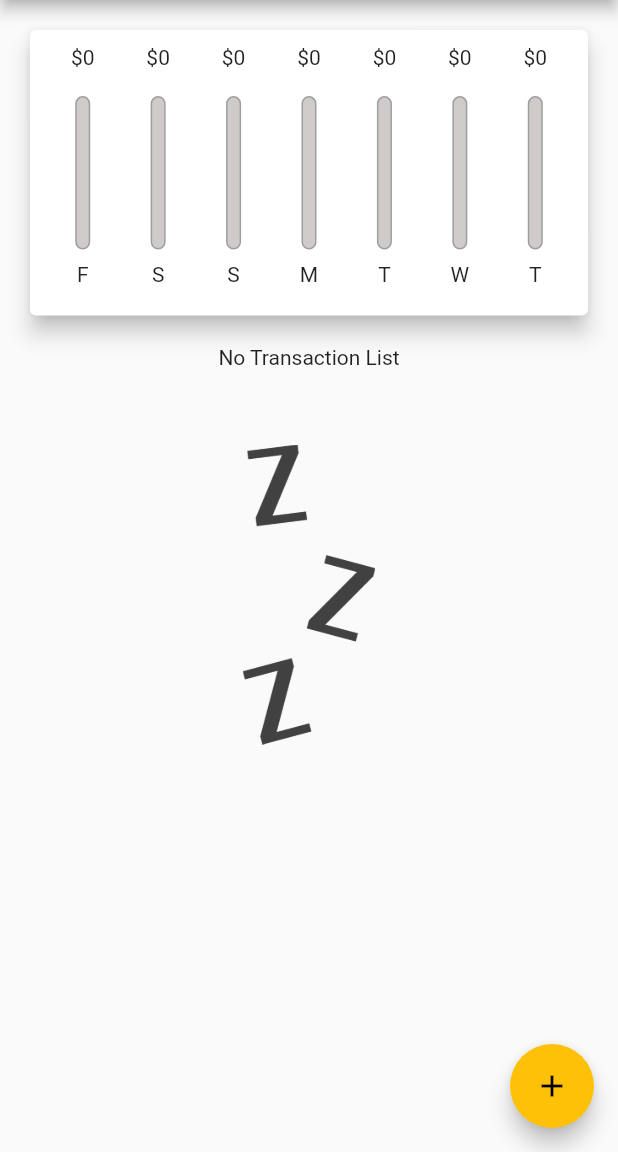
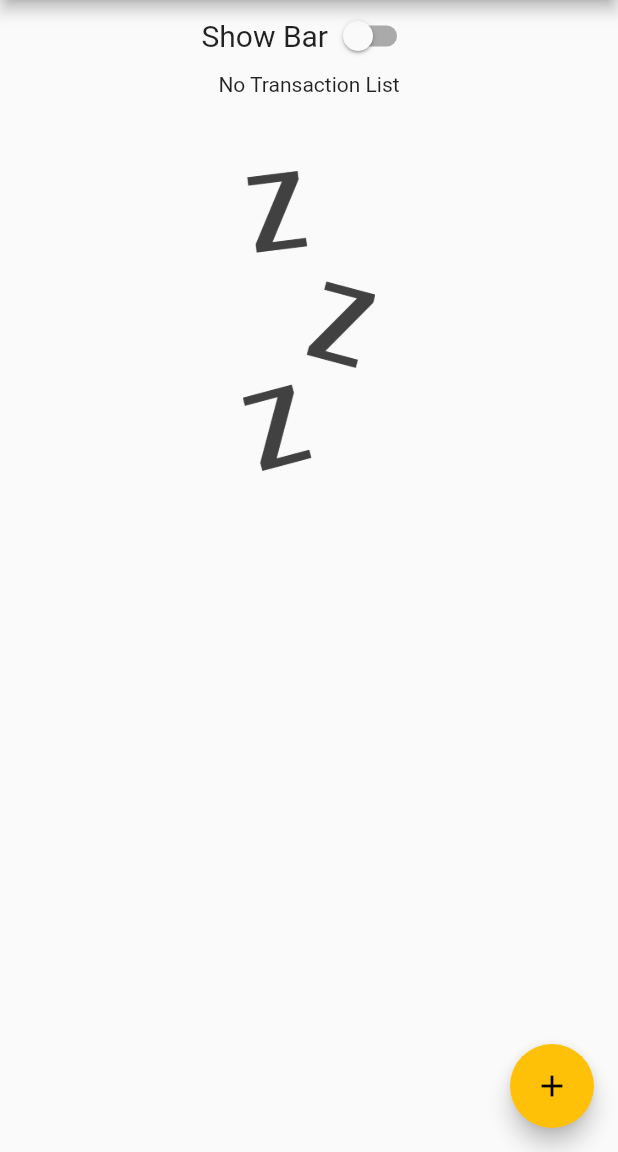
Before and after one commit to Jean-Lionel/flutter_budget_plan, a Flutter app: the screen it shows after launch, on a phone screen of 412 x 824 dp, the part 84-1236 px from its top. Run offline on Flutter 3.47's test engine with Material 2 defaults, Android fonts, the phone set to English and light mode, and no system bars.

Commit message:
add stwich wiget

```diff
--- a/lib/main.dart
+++ b/lib/main.dart
@@ -49,6 +49,8 @@ class _MyHomePageState extends State<MyHomePage> {
     return items.toList();
   }
 
+  bool showChart = false;
+
   void _addNewTransaction(String title, double amount, DateTime date_time) {
     final newTrans = Transaction(
       id: DateTime.now().toString(),
@@ -92,13 +94,34 @@ class _MyHomePageState extends State<MyHomePage> {
           mainAxisAlignment: MainAxisAlignment.start,
           crossAxisAlignment: CrossAxisAlignment.center,
           children: [
+            Row(
+              mainAxisAlignment: MainAxisAlignment.center,
+              children: [
+                const Text(
+                  "Show Bar",
+                  style: TextStyle(
+                    fontSize: 20,
+                  ),
+                ),
+                Switch(
+                    value: showChart,
+                    onChanged: (val) {
+                      setState(() {
+                        showChart = val;
+                      });
+                    }),
+              ],
+            ),
+            showChart
+                ?
             Container(
               height: (MediaQuery.of(context).size.height -
                       appBar.preferredSize.height -
                       MediaQuery.of(context).padding.top) *
-                  0.3,
+                        0.7,
               child: Chart(_recetTransactions),
-            ),
+                  )
+                :
             Container(
               height: (MediaQuery.of(context).size.height -
                       appBar.preferredSize.height -
```
Also changed, not shown: pubspec.lock.
